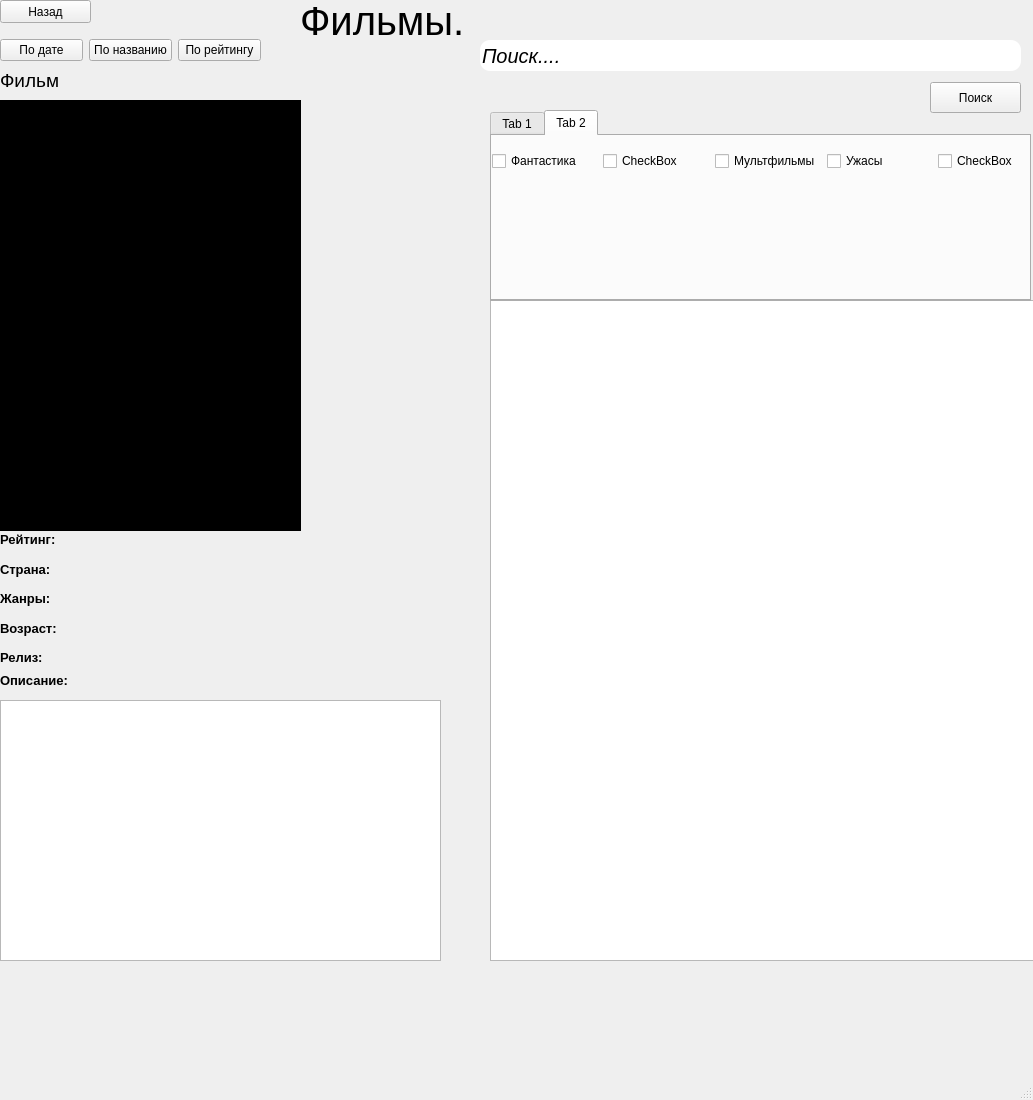
First picture: the form in ui/film.ui, repository Zloiben/Application, before the edit.
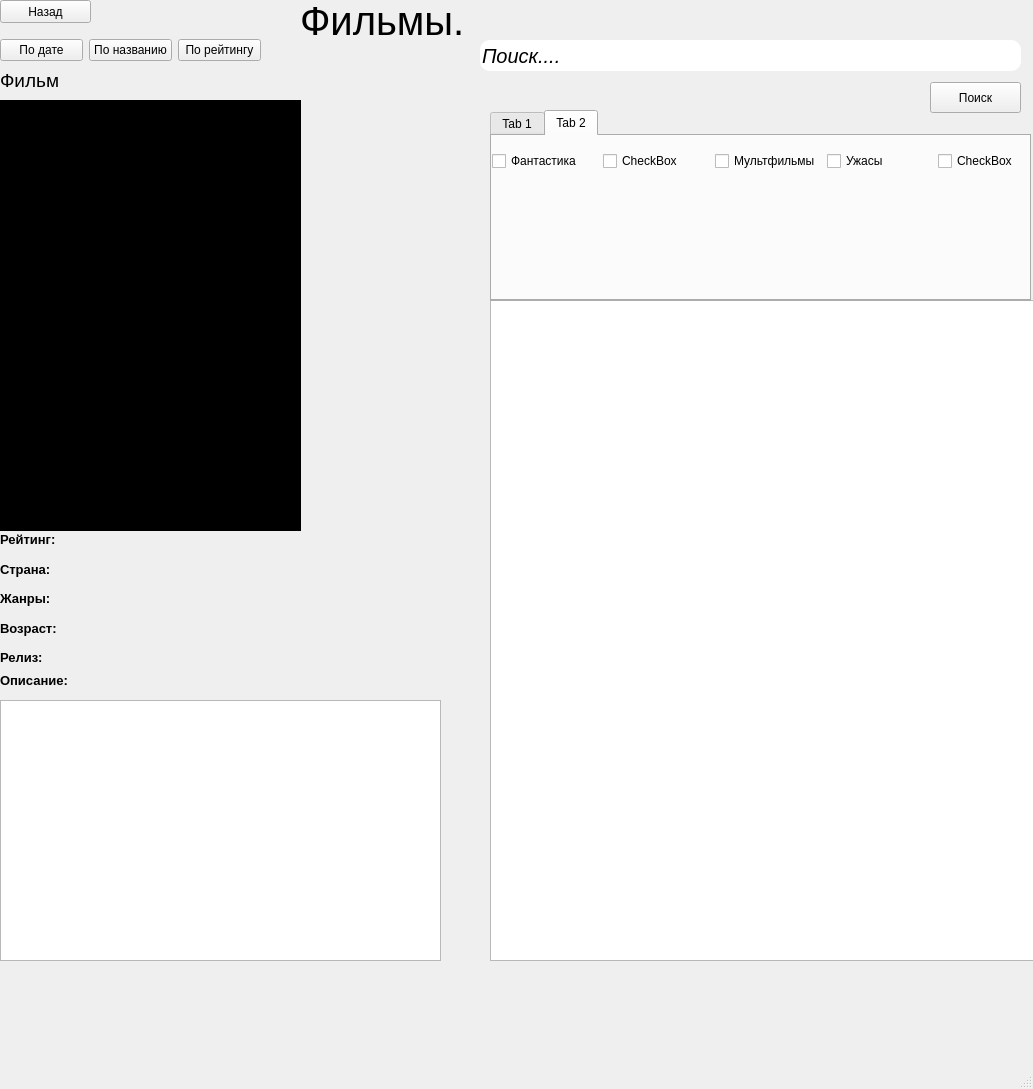
Second picture: the form after the edit.

Diff of the .ui file:
```diff
--- a/ui/film.ui
+++ b/ui/film.ui
@@ -7,7 +7,7 @@
     <x>0</x>
     <y>0</y>
     <width>1033</width>
-    <height>1100</height>
+    <height>1089</height>
    </rect>
   </property>
   <property name="windowTitle">
```
Left out of the diff: 6 changed lines with no effect on the pictures.
